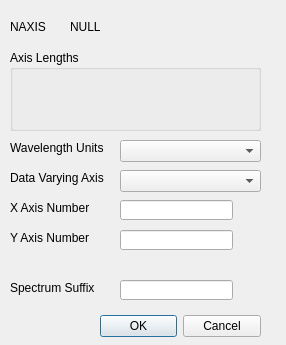
First picture: the form in src/wiser/gui/ui_files/fits_spectra_dialog.ui, repository Ehlmann-research-group/WISER, before the edit.
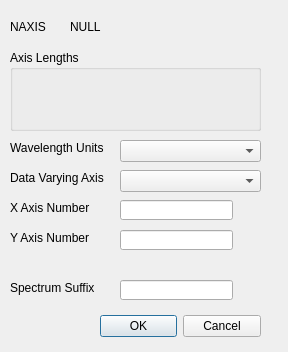
Second picture: the form after the edit.

Commit message: Fits spectral dialog adds all spectrum in file

```diff
--- a/src/wiser/gui/ui_files/fits_spectra_dialog.ui
+++ b/src/wiser/gui/ui_files/fits_spectra_dialog.ui
@@ -6,8 +6,8 @@
    <rect>
     <x>0</x>
     <y>0</y>
-    <width>286</width>
-    <height>345</height>
+    <width>288</width>
+    <height>352</height>
    </rect>
   </property>
   <property name="windowTitle">
```
The commit also changes 1 other file.
